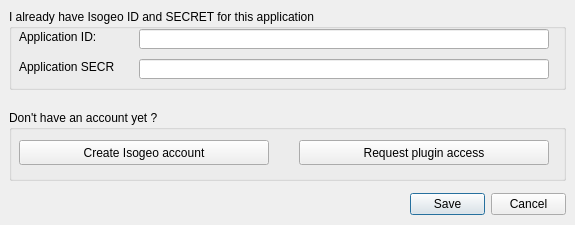
isogeo/isogeo-plugin-qgis, file ui/auth/ui_authentication.ui: the form before one commit.
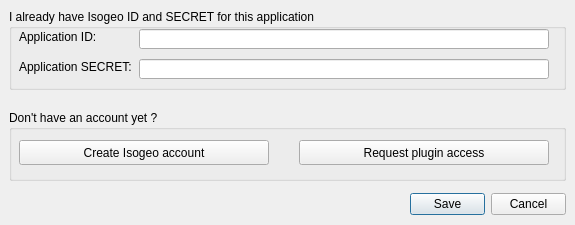
The form after the commit. Icons and pictures are not drawn.

Diff of the .ui file:
```diff
--- a/ui/auth/ui_authentication.ui
+++ b/ui/auth/ui_authentication.ui
@@ -198,7 +198,7 @@
      <rect>
       <x>10</x>
       <y>50</y>
-      <width>96</width>
+      <width>121</width>
       <height>16</height>
      </rect>
     </property>
```
